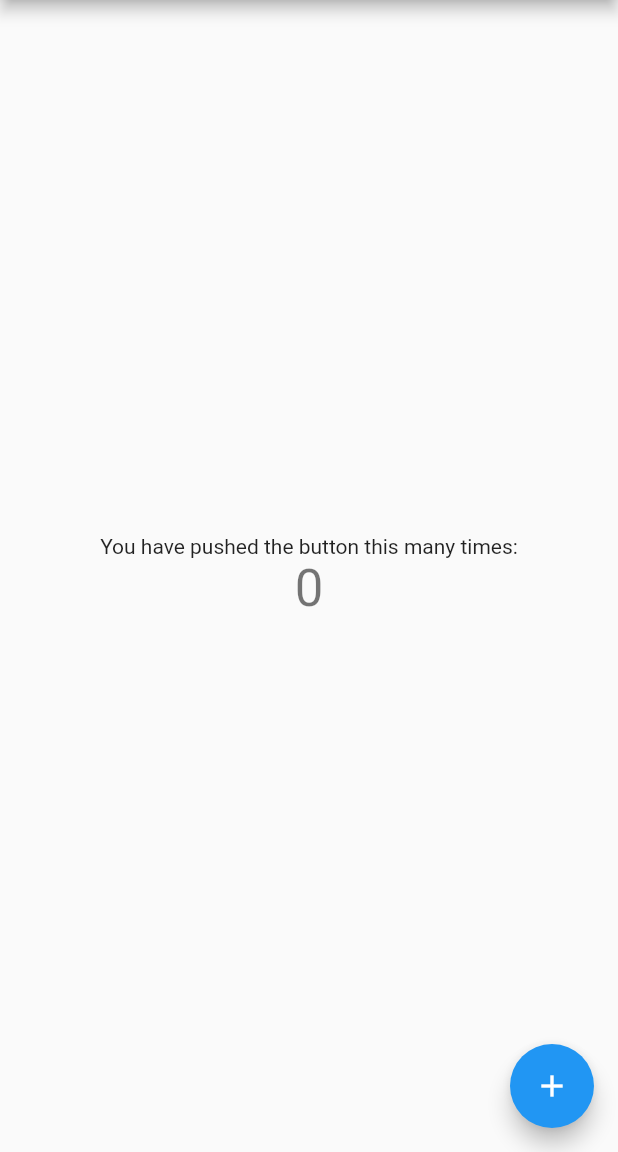
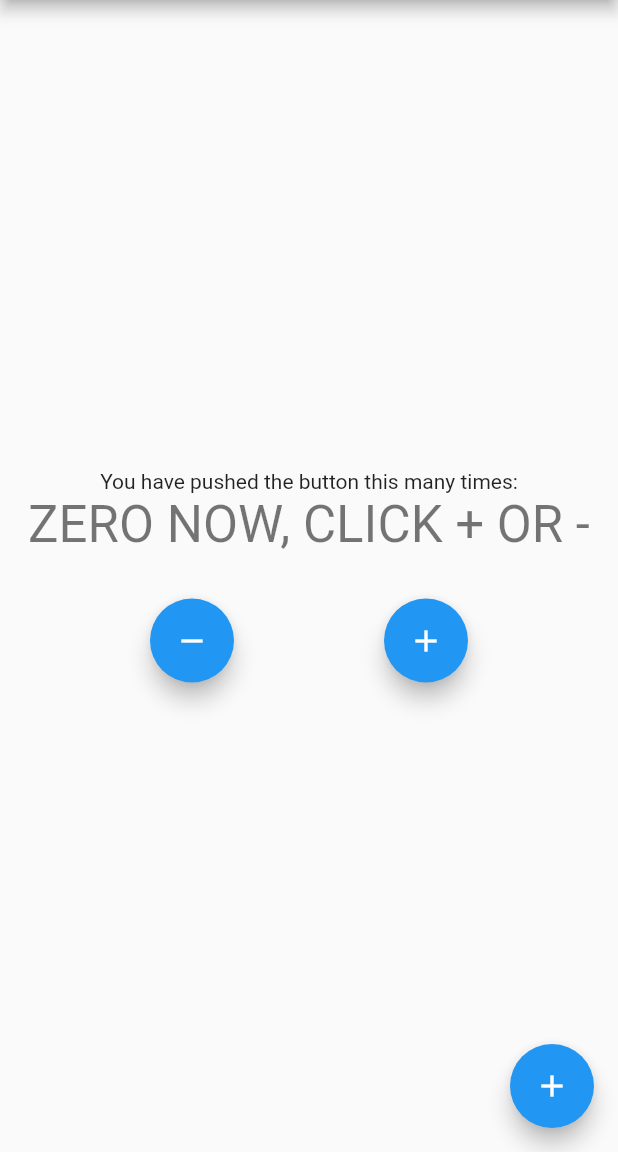
Before and after one commit to drekyyy/flutter_bloc_concepts, a Flutter app: the screen it shows after launch, on a phone screen of 412 x 824 dp, the part 84-1236 px from its top. Run offline on Flutter 3.47's test engine with Material 2 defaults, Android fonts, the phone set to English and light mode, and no system bars; our stand-ins replace bloc, flutter_bloc.

Commit message:
add BlocBuilder to display counterValue

```diff
--- a/lib/cubit/counter_cubit.dart
+++ b/lib/cubit/counter_cubit.dart
@@ -6,7 +6,9 @@ part 'counter_state.dart';
 class CounterCubit extends Cubit<CounterState> {
   CounterCubit() : super(CounterState(counterValue: 0));
 
-  void increment() => emit(CounterState(counterValue: state.counterValue + 1));
+  void increment() => emit(
+      CounterState(counterValue: state.counterValue + 1, wasIncremented: true));
 
-  void decrement() => emit(CounterState(counterValue: state.counterValue - 1));
+  void decrement() => emit(CounterState(
+      counterValue: state.counterValue - 1, wasIncremented: false));
 }
--- a/lib/cubit/counter_state.dart
+++ b/lib/cubit/counter_state.dart
@@ -3,7 +3,7 @@ part of 'counter_cubit.dart';
 
 class CounterState {
   int counterValue;
-  CounterState({
-    required this.counterValue,
-  });
+  var wasIncremented;
+
+  CounterState({required this.counterValue, this.wasIncremented});
 }
--- a/lib/main.dart
+++ b/lib/main.dart
@@ -55,10 +55,44 @@ class _MyHomePageState extends State<MyHomePage> {
             const Text(
               'You have pushed the button this many times:',
             ),
-            Text(
-              '$_counter',
-              style: Theme.of(context).textTheme.headline4,
+            BlocBuilder<CounterCubit, CounterState>(
+              builder: (context, state) {
+                if (state.counterValue < 0) {
+                  return Text(
+                    'LESS THAN ZERO: ${state.counterValue}',
+                    style: Theme.of(context).textTheme.headline4,
+                  );
+                } else if (state.counterValue == 0) {
+                  return Text(
+                    'ZERO NOW, CLICK + OR -',
+                    style: Theme.of(context).textTheme.headline4,
+                  );
+                } else {
+                  return Text(
+                    'POSITIVE NUMBER: ${state.counterValue}',
+                    style: Theme.of(context).textTheme.headline4,
+                  );
+                }
+              },
             ),
+            const SizedBox(height: 30),
+            Row(
+              mainAxisAlignment: MainAxisAlignment.spaceEvenly,
+              children: [
+                FloatingActionButton(
+                    onPressed: () {
+                      BlocProvider.of<CounterCubit>(context).decrement();
+                    },
+                    tooltip: 'Decrement',
+                    child: const Icon(Icons.remove)),
+                FloatingActionButton(
+                    onPressed: () {
+                      BlocProvider.of<CounterCubit>(context).increment();
+                    },
+                    tooltip: 'Increment',
+                    child: const Icon(Icons.add)),
+              ],
+            )
           ],
         ),
       ),
```
